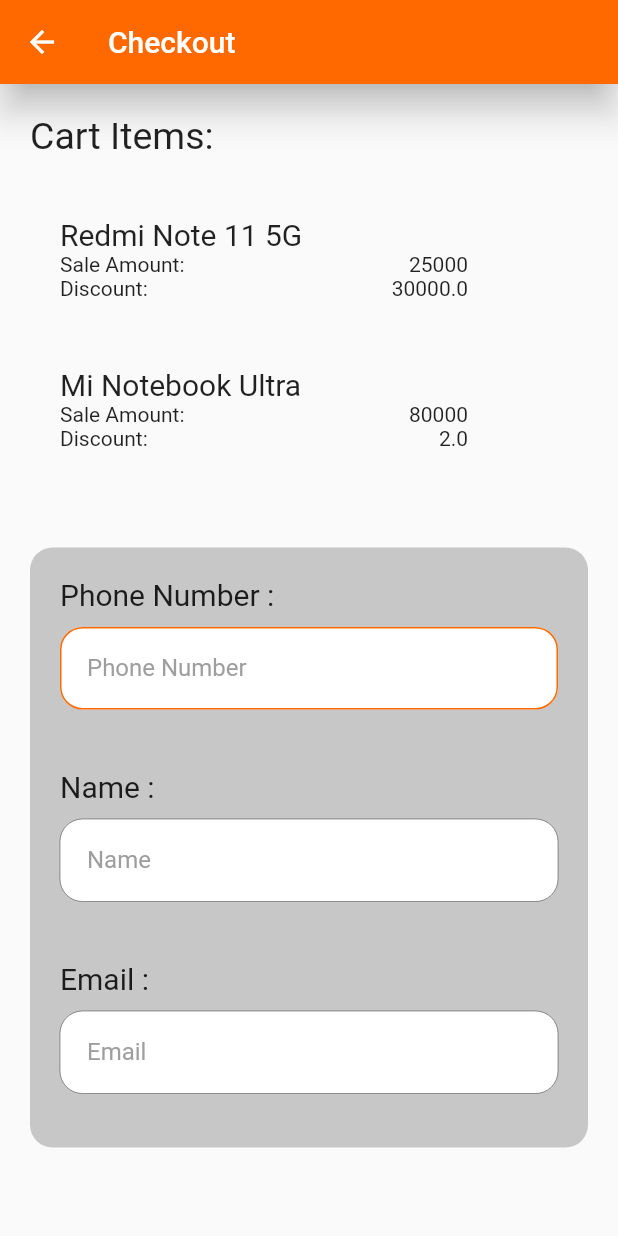
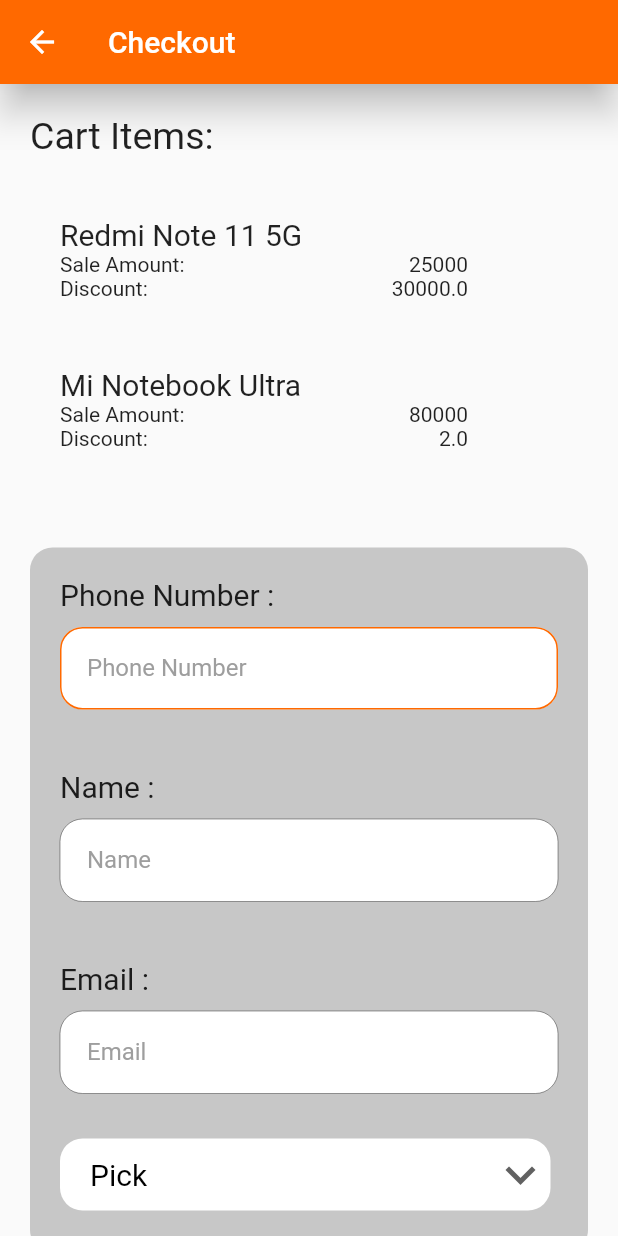
Before and after one commit to ArmanNawaz/MiCrators-MI-Billing-App, a Flutter app: the Checkout screen opened directly, on a phone screen of 412 x 824 dp. Run offline on Flutter 3.47's test engine with Material 2 defaults, Android fonts, the phone set to English and light mode, and no system bars; our stand-ins replace flutter_spinkit, get, hive, hive_flutter; missing offline and left inert: build_daemon, code_scan; accounts and stored records are empty; network calls fail.

Commit message:
Updated checkout page

```diff
--- a/lib/main.dart
+++ b/lib/main.dart
@@ -1,12 +1,10 @@
 import 'package:flutter/material.dart';
-import 'package:get/get.dart';
 import 'package:hive/hive.dart';
 import 'package:hive_flutter/adapters.dart';
 import 'package:mi_crators/constants.dart';
 import 'package:mi_crators/screens/splash_screen.dart';
 
-void main() async{
-
+void main() async {
   await Hive.initFlutter();
   Hive.openBox(local_data);
   Hive.openBox(prevTransactions);
@@ -33,7 +31,7 @@
           ),
         ),
       ),
-      home: const SplashScreen(),
+      home: SplashScreen(),
     );
   }
 }
--- a/lib/screens/checkout.dart
+++ b/lib/screens/checkout.dart
@@ -11,6 +11,6 @@
     Size size = MediaQuery.of(context).size;
     return Scaffold(
         appBar: createAppBar(title: "Checkout", backButton: true),
-        body: size.width >= 900 ? const CheckoutPC() : const CheckoutPhone());
+        body: size.width >= 900 ? CheckoutPC() : CheckoutPhone());
   }
 }
--- a/lib/screens/components/checkout_phone.dart
+++ b/lib/screens/components/checkout_phone.dart
@@ -1,11 +1,20 @@
 // ignore_for_file: must_be_immutable
 
 import 'package:flutter/material.dart';
+import 'package:get/get.dart';
 import 'package:mi_crators/constants.dart';
 import 'package:mi_crators/screens/components/checkout_pc.dart';
 
+class DropDownController extends GetxController {
+  final selectedValue = "Pick".obs;
+  changeSelected(String value) => selectedValue.value = value;
+}
+
 class CheckoutPhone extends StatelessWidget {
-  const CheckoutPhone({Key? key}) : super(key: key);
+  CheckoutPhone({Key? key}) : super(key: key);
+
+  List<String> deliveryModes = <String>["Pick", "Home-Delivery"];
+  DropDownController controller = DropDownController();
 
   @override
   Widget build(BuildContext context) {
@@ -48,10 +57,13 @@
               ],
             ),
           ),
-          Padding(
+          Obx(
+            () => Padding(
               padding: const EdgeInsets.all(20),
               child: Container(
-              height: 400,
+                height: controller.selectedValue.value == deliveryModes[0]
+                    ? 470
+                    : 590,
                 decoration: BoxDecoration(
                   color: const Color(0xffc7c7c7),
                   borderRadius: BorderRadius.circular(15),
@@ -74,7 +86,53 @@
                       keyboardType: TextInputType.emailAddress,
                       enableFields: verified,
                     ),
+                    Padding(
+                      padding: const EdgeInsets.only(
+                          left: 20.0, right: 25, top: 10, bottom: 10),
+                      child: Container(
+                        decoration: BoxDecoration(
+                            color: Colors.white,
+                            borderRadius: BorderRadius.circular(15)),
+                        child: DropdownButton<String>(
+                          value: controller.selectedValue.value,
+                          isExpanded: true,
+                          icon: const Icon(Icons.expand_more),
+                          iconSize: 40,
+                          underline: const SizedBox(height: 0, width: 0),
+                          elevation: 16,
+                          dropdownColor: Colors.white,
+                          onChanged: (String? newValue) {
+                            controller.changeSelected(newValue!);
+                          },
+                          items: deliveryModes
+                              .map<DropdownMenuItem<String>>((String value) {
+                            return DropdownMenuItem<String>(
+                              value: value,
+                              child: Padding(
+                                padding: const EdgeInsets.only(left: 20.0),
+                                child: Text(
+                                  value,
+                                  style: const TextStyle(
+                                    color: Colors.black,
+                                    fontSize: 20.0,
+                                    fontWeight: FontWeight.w400,
+                                  ),
+                                ),
+                              ),
+                            );
+                          }).toList(),
+                        ),
+                      ),
+                    ),
+                    controller.selectedValue.value == deliveryModes[1]
+                        ? CustomerCard(
+                            title: "Address",
+                            keyboardType: TextInputType.text,
+                            enableFields: true,
+                          )
+                        : const SizedBox(height: 0, width: 0),
                   ],
+                ),
               ),
             ),
           ),
--- a/pubspec.yaml
+++ b/pubspec.yaml
@@ -18,6 +18,7 @@
   http:
   flutter_barcode_scanner: ^2.0.0
   code_scan: ^0.4.2
+  camera_windows: ^0.2.1+1
 
 dev_dependencies:
   flutter_test:
```
Also changed, not shown: lib/screens/components/checkout_pc.dart (+69 -7 lines), pubspec.lock, 2 other files. Lines whose indentation alone changed are shown as unchanged.
